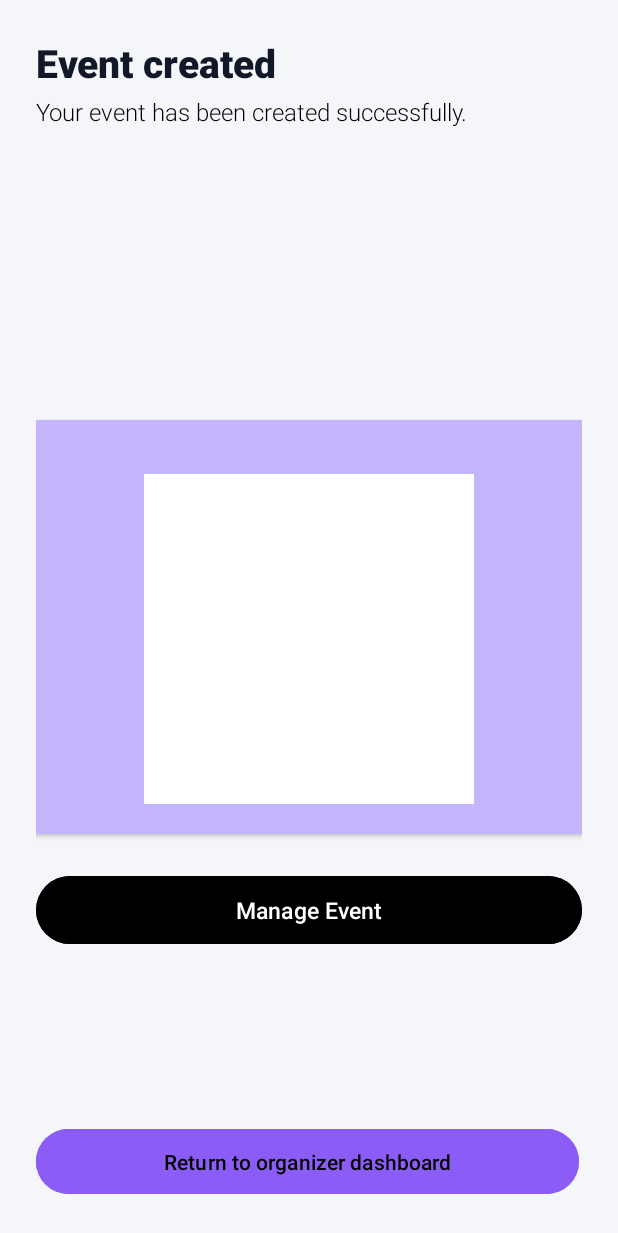
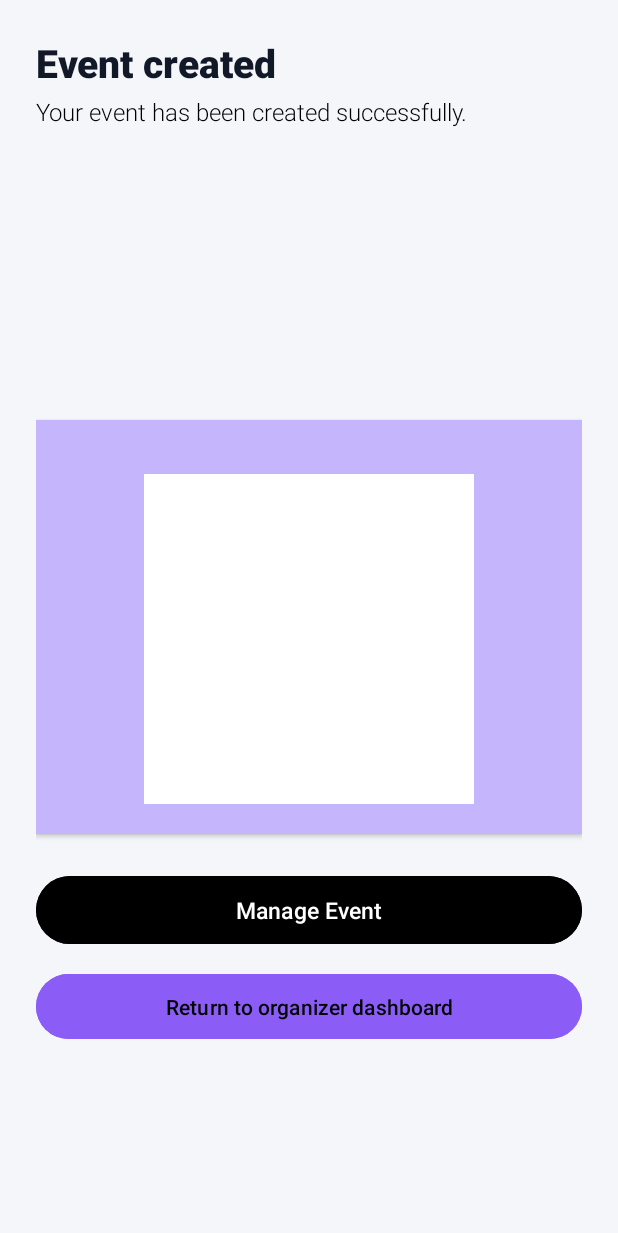
Before and after one commit to CMPUT301F25-Cypher/cypher-events, an Android app: the fragment EventCreatedFragment placed in its activity, on a phone screen of 412 x 824 dp. Shown: the top 1233 px of the screen. Run offline under Robolectric (Android 15) with nearby library versions, the phone set to English and light mode, and no system bars; our stand-ins replace Firebase (no records; nobody signed in at launch, a user with empty details on screens opened directly).

Commit message:
write EventCreatedFragment to EventManagement and fix QR flow

```diff
--- a/app/src/main/res/layout/fragment_event_created.xml
+++ b/app/src/main/res/layout/fragment_event_created.xml
@@ -1,19 +1,21 @@
 <?xml version="1.0" encoding="utf-8"?>
-<LinearLayout xmlns:android="http://schemas.android.com/apk/res/android"
+<ScrollView xmlns:android="http://schemas.android.com/apk/res/android"
     xmlns:tools="http://schemas.android.com/tools"
     android:layout_width="match_parent"
     android:layout_height="match_parent"
-    android:orientation="vertical"
     android:background="@color/colorBackground"
     android:padding="24dp"
     tools:context=".ui.organizer.EventCreatedFragment">
 
+    <LinearLayout
+        android:layout_width="match_parent"
+        android:layout_height="wrap_content"
+        android:orientation="vertical">
 
         <LinearLayout
             android:id="@+id/layoutContent"
             android:layout_width="match_parent"
-        android:layout_height="0dp"
-        android:layout_weight="1"
+            android:layout_height="wrap_content"
             android:orientation="vertical">
 
             <TextView
@@ -35,7 +37,6 @@
                 android:text="Your event has been created successfully."
                 android:textColor="@color/black"
                 android:textSize="16sp" />
-
 
             <TextView
                 android:id="@+id/EventName"
@@ -62,7 +63,6 @@
                 android:layout_width="match_parent"
                 android:layout_height="100dp" />
 
-
             <LinearLayout
                 android:id="@+id/layoutQr"
                 android:layout_width="match_parent"
@@ -85,9 +85,7 @@
                     android:scaleType="fitCenter"
                     tools:src="@drawable/ic_launcher_foreground" />
 
-
             </LinearLayout>
-
 
             <Button
                 android:id="@+id/buttonViewEventDetails"
@@ -105,7 +103,7 @@
 
         <Button
             android:id="@+id/buttonReturnToDashboard"
-        android:layout_width="362dp"
+            android:layout_width="match_parent"
             android:layout_height="wrap_content"
             android:layout_marginTop="12dp"
             android:backgroundTint="@color/accent"
@@ -117,3 +115,5 @@
             android:textSize="14sp" />
 
     </LinearLayout>
+
+</ScrollView>
--- a/app/src/main/res/layout/fragment_event_management.xml
+++ b/app/src/main/res/layout/fragment_event_management.xml
@@ -52,7 +52,7 @@
         android:id="@+id/btnGenerateQR"
         android:layout_width="match_parent"
         android:layout_height="56dp"
-        android:text="Generate QR Code"
+        android:text="See QR Code"
         android:textAllCaps="false"
         android:textSize="16sp"
         android:fontFamily="sans-serif-medium"
```
Also changed, not shown: app/src/main/java/com/example/cypher_events/ui/organizer/EventManagementFragment.java (+17 -1 lines). Lines whose indentation alone changed are shown as unchanged.
